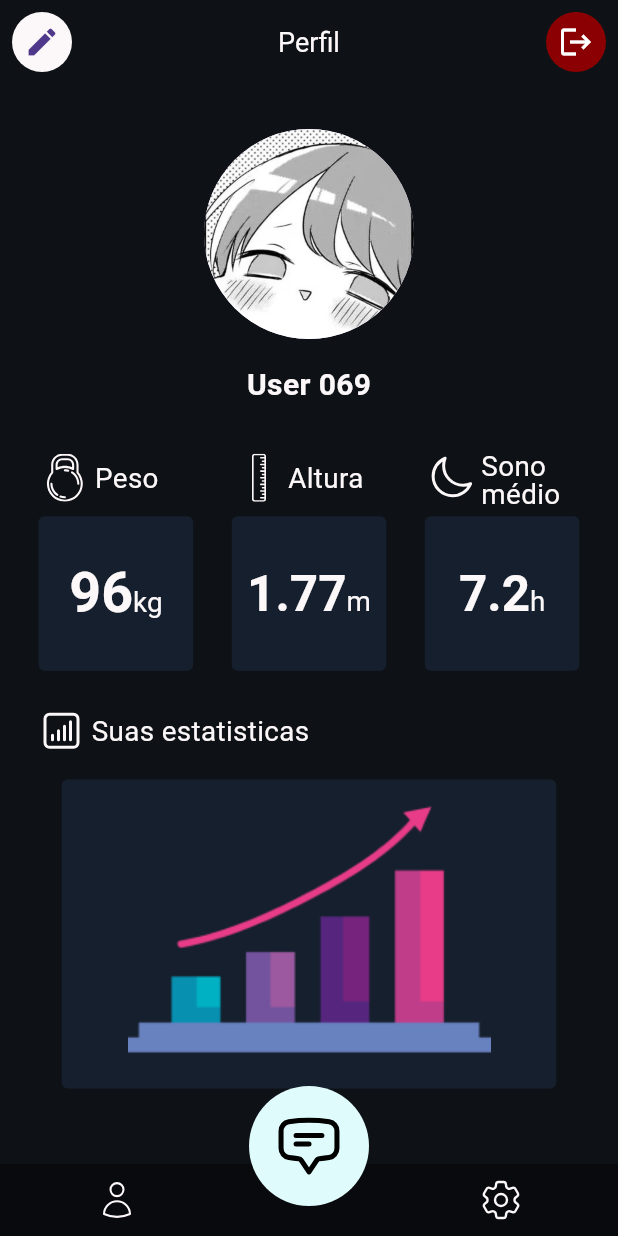
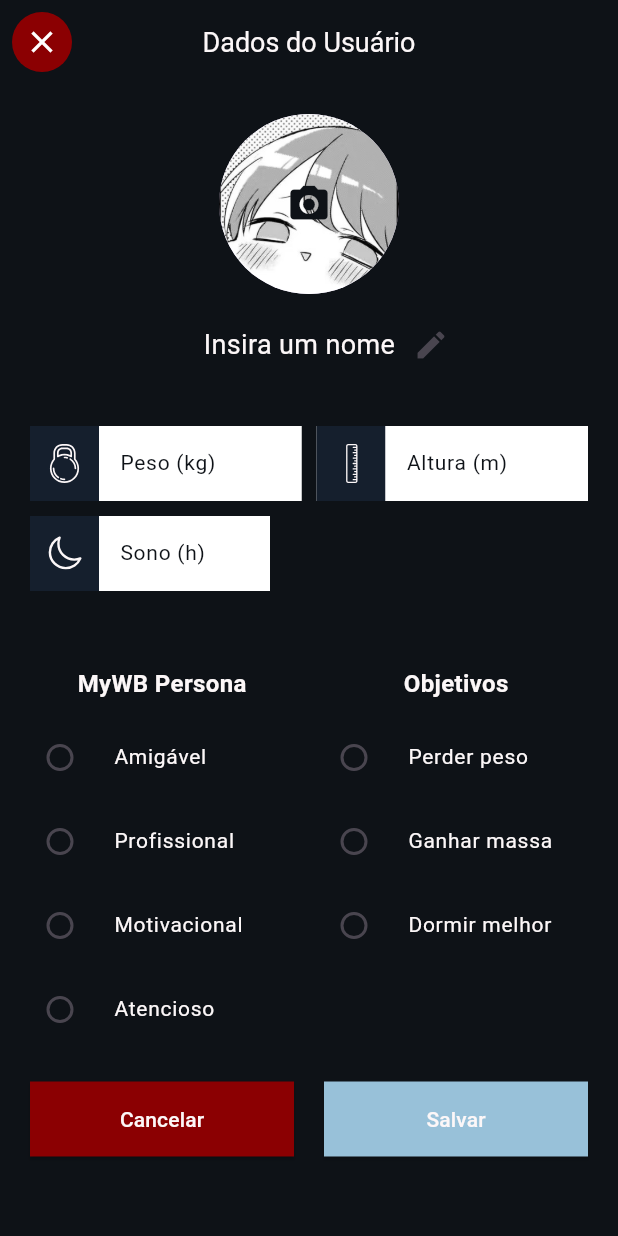
Before and after one commit to lryanborges/MyWB, a Flutter app: the Profile screen opened by its route, after a tap on the "edit" icon, on a phone screen of 412 x 824 dp. Run offline on Flutter 3.47's test engine with Material 3 defaults, Android fonts, the light colour scheme and no system bars; our stand-ins replace firebase_auth, firebase_core, flutter_svg, get; accounts and stored records are empty.

Commit message:
update: add tela de editar perfil e atualizei os nomes dos arquivos

```diff
--- /dev/null
+++ b/lib/controllers/profile_controller.dart
@@ -0,0 +1,14 @@
+import 'package:flutter/material.dart';
+import 'package:get/get.dart';
+
+class ProfileController extends GetxController{
+  final isEditing = false.obs;
+  final selectedPersona = ''.obs;
+  final selectedObjective = ''.obs;
+
+  TextEditingController nameController = TextEditingController();
+
+  void toggleEditing() {
+    isEditing.value = !isEditing.value;
+  }
+}
--- a/lib/main.dart
+++ b/lib/main.dart
@@ -23,7 +23,7 @@ class MyWBApp extends StatelessWidget {
       debugShowCheckedModeBanner: false,
       navigatorKey: Get.key,
       title: 'MyWB',
-      initialRoute: Routes.login,
+      initialRoute: Routes.profile,
       getPages: AppPages().pages,
     );
   }
--- a/lib/pages/chat.dart
+++ b/lib/pages/chat.dart
@@ -1,14 +1,16 @@
 import 'package:flutter/material.dart';
 import 'package:get/get.dart';
 import 'package:my_wb/constants/colors.dart';
-import 'package:my_wb/controllers/chatController.dart';
-import 'package:my_wb/widgets/messageList.dart';
+import 'package:my_wb/controllers/chat_controller.dart';
+import 'package:my_wb/widgets/message_list.dart';
 
 class Chat extends StatelessWidget {
-  final controller = Get.put(ChatController());
+  const Chat({super.key});
 
   @override
   Widget build(BuildContext context) {
+    final controller = Get.put(ChatController());
+
     return Scaffold(
       backgroundColor: tdBG,
       appBar: AppBar(
--- a/lib/pages/init.dart
+++ b/lib/pages/init.dart
@@ -1,6 +1,6 @@
 import 'package:flutter/material.dart';
 import 'package:my_wb/constants/colors.dart';
-import 'package:my_wb/widgets/bottomNavBar.dart';
+import 'package:my_wb/widgets/bottom_navbar.dart';
 
 class Init extends StatelessWidget {
   const Init({super.key});
@@ -20,15 +20,15 @@ class Init extends StatelessWidget {
           crossAxisAlignment: CrossAxisAlignment.center,
           children: [
             const Text('Olá, atleta! Que bom que está aqui!', style: TextStyle(fontSize: 18, color: tdFontColor),),
-            SizedBox(height: 30.0,),
+            const SizedBox(height: 30.0,),
             Image.asset('assets/images/hi-robot.png'),
-            SizedBox(height: 30.0,),
-            Text('Vamos conversar?', style: TextStyle(fontSize: 18, color: tdFontColor),),
-            SizedBox(height: 60.0),
+            const SizedBox(height: 30.0,),
+            const Text('Vamos conversar?', style: TextStyle(fontSize: 18, color: tdFontColor),),
+            const SizedBox(height: 60.0),
           ],
         ),
       ),
-      bottomNavigationBar: BottomNavBar(),
+      bottomNavigationBar: const BottomNavBar(),
     );
   }
 }
--- a/lib/pages/login.dart
+++ b/lib/pages/login.dart
@@ -1,17 +1,17 @@
-
 import 'package:flutter/material.dart';
-import 'package:flutter/widgets.dart';
 import 'package:flutter_svg/flutter_svg.dart';
 import 'package:get/get.dart';
-import 'package:my_wb/controllers/loginController.dart';
+import 'package:my_wb/controllers/login_controller.dart';
 
 import '../constants/colors.dart';
 
 class Login extends StatelessWidget {
-  final controller = Get.put(LoginController());
+  const Login({super.key});
 
   @override
   Widget build(BuildContext context) {
+    final controller = Get.put(LoginController());
+
     return Scaffold(
       backgroundColor: tdBG,
       body: SingleChildScrollView (
@@ -132,7 +132,7 @@ class Login extends StatelessWidget {
                 Center(
                   child: GestureDetector(
                     onTap: () {
-                      Navigator.pushNamed(context, '/register');
+                      Get.toNamed('/register');
                     },
                     child: RichText(
                       text: const TextSpan(
--- a/lib/pages/profile.dart
+++ b/lib/pages/profile.dart
@@ -1,10 +1,12 @@
 import 'package:flutter/material.dart';
-import 'package:flutter/widgets.dart';
 import 'package:flutter_svg/flutter_svg.dart';
+import 'package:get/get.dart';
 import 'package:my_wb/constants/colors.dart';
-import 'package:my_wb/widgets/bottomNavBar.dart';
+import 'package:my_wb/widgets/bottom_navbar.dart';
 
 class Profile extends StatelessWidget {
+  const Profile({super.key});
+
   @override
   Widget build(BuildContext context) {
     final double screenWidth = MediaQuery.of(context).size.width;
@@ -22,7 +24,7 @@ class Profile extends StatelessWidget {
             child: Icon(Icons.edit),
           ),
           onPressed: () {
-            // Colocar alguma coisa depois
+            Get.toNamed('/profile_details');
           },
         ),
         actions: [
@@ -32,13 +34,13 @@ class Profile extends StatelessWidget {
               child: Icon(Icons.logout, color: Colors.white), // Ícone de logout
             ),
             onPressed: () {
-              // Colocar alguma coisa depois
+              // TODO deslogar
             },
           ),
         ],
       ),
       body: SingleChildScrollView(
-        child: Container(
+        child: SizedBox(
           height: screenHeight,
           child: Column(
             children: [
@@ -53,8 +55,8 @@ class Profile extends StatelessWidget {
                 mainAxisAlignment: MainAxisAlignment.spaceEvenly,
                 children: [
                   _buildInfoContainer('Peso', '96kg',screenWidth, 'weight'),
-                  _buildInfoContainer('Altura', '1.77m',screenWidth, 'height'),
-                  _buildInfoContainer('Sono médio', '7.2h',screenWidth, 'average-sleep')
+                  _buildInfoContainer('Altura', '177cm',screenWidth, 'height'),
+                  _buildInfoContainer('Sono', '7.2h',screenWidth, 'average-sleep')
                 ],
               ),
               const SizedBox(height: 24,),
@@ -63,7 +65,7 @@ class Profile extends StatelessWidget {
           ),
         ),
       ),
-      bottomNavigationBar: BottomNavBar(),
+      bottomNavigationBar: const BottomNavBar(),
     );
   }
 
@@ -84,7 +86,7 @@ class Profile extends StatelessWidget {
             mainAxisSize: MainAxisSize.min, // pra manter o row compacto c o conteudo
             children: [
               SvgPicture.asset(
-                'assets/icons/${svgName}.svg',
+                'assets/icons/$svgName.svg',
                 width: 32,
                 height: 32,
                 color: tdWhite,
--- /dev/null
+++ b/lib/pages/profile_details.dart
@@ -0,0 +1,357 @@
+import 'package:flutter/material.dart';
+import 'package:flutter_svg/flutter_svg.dart';
+import 'package:get/get.dart';
+import 'package:my_wb/constants/colors.dart';
+import 'package:my_wb/controllers/profile_controller.dart';
+
+class ProfileDetails extends StatelessWidget {
+  const ProfileDetails({super.key});
+
+  @override
+  Widget build(BuildContext context) {
+    final controller = Get.put(ProfileController());
+
+    return Scaffold(
+      backgroundColor: tdBG,
+      appBar: AppBar(
+        backgroundColor: tdBG,
+        centerTitle: true,
+        title: const Text(
+          'Dados do Usuário',
+          style: TextStyle(
+            color: tdFontColor,
+            fontSize: 18
+          ),
+        ),
+        leading: IconButton(
+          icon: const CircleAvatar(
+            backgroundColor: tdRed,
+            child: Icon(
+              Icons.close,
+              color: Colors.white,
+            ),
+          ),
+          onPressed: () => Get.toNamed('/profile'),
+        ),
+        elevation: 0,
+      ),
+      body: SingleChildScrollView(
+        child: Column(
+          children: [
+            const SizedBox(height: 20,),
+
+            // Foto de Perfil
+            Stack(
+              alignment: Alignment.center,
+              children: [
+                // Imagem de perfil
+                const CircleAvatar(
+                  radius: 60,
+                  backgroundImage: AssetImage('assets/images/pfp_6.jpg'),
+                ),
+                // Botão para mudar imagem de perfil
+                Positioned(
+                  child: IconButton(
+                    icon: const Icon(
+                      Icons.camera_alt,
+                      color: tdBG,
+                      size: 30,
+                    ),
+                    onPressed: () {
+                      // TODO Método para trocar imagem
+                    },
+                  ),
+                ),
+              ],
+            ),
+
+            const SizedBox(height: 10,),
+            // Nome do Usuário
+            Obx(() {
+              return Padding(
+                padding: const EdgeInsets.symmetric(horizontal: 20),
+                child: controller.isEditing.value
+                  ? TextField(
+                    style: const TextStyle(color: tdFontColor),
+                    decoration: InputDecoration(
+                      hintText: 'Insira seu nome',
+                      hintStyle: const TextStyle(color: tdFontColor),
+                      border: OutlineInputBorder(
+                        borderRadius: BorderRadius.circular(10)
+                      )
+                    ),
+                    onSubmitted: (value) {
+                      if(value.isNotEmpty) {
+                        controller.nameController.text = value;
+                        controller.toggleEditing();
+                      }
+                    },
+                  )
+                  : Center(
+                    child: Row(
+                      mainAxisSize: MainAxisSize.min,
+                      children: [
+                        const SizedBox(width: 35,),
+                        Text(
+                          controller.nameController.text.isEmpty ? 'Insira um nome' : controller.nameController.text,
+                          style: const TextStyle(fontSize: 18, color: tdFontColor),
+                        ),
+                        IconButton(
+                          icon: const Icon(Icons.edit),
+                          onPressed: () {
+                            controller.toggleEditing();
+                          },
+                        ),
+                      ],
+                    ),
+                  ),
+              );
+            }),
+            // Informações de Peso, Altura e Sono
+            const SizedBox(height: 30,),
+            Padding(
+              padding: const EdgeInsets.symmetric(horizontal: 20),
+              child: Column(
+                children: [
+                  Row(
+                    children: [
+                      Expanded(
+                        child: textFieldWithIcon(
+                          icon: Icons.monitor_weight,
+                          hintText: 'Peso (kg)',
+                          svgName: 'weight'
+                        ),
+                      ),
+                      const SizedBox(width: 10,),
+                      Expanded(
+                        child: textFieldWithIcon(
+                          icon: Icons.height,
+                          hintText: 'Altura (m)',
+                          svgName: 'height'
+                        ),
+                      ),
+                    ],
+                  ),
+                  const SizedBox(height: 10,),
+                  Align(
+                    alignment: Alignment.centerLeft,
+                    child: textFieldWithIcon(
+                      icon: Icons.bedtime,
+                      hintText: 'Sono (h)',
+                      svgName: 'average-sleep'
+                    ),
+                  ),
+                ],
+              ),
+            ),
+            const SizedBox(height: 50,),
+            // Lista de opções
+            Padding(
+              padding: const EdgeInsets.symmetric(horizontal: 20),
+              child: Row(
+                crossAxisAlignment: CrossAxisAlignment.start,
+                children: [
+                  Expanded(
+                    child: Column(
+                      crossAxisAlignment: CrossAxisAlignment.center,
+                      children: [
+                        const Text(
+                          'MyWB Persona',
+                          style: TextStyle(
+                            fontSize: 16,
+                            color: tdFontColor,
+                            fontWeight: FontWeight.bold
+                          ),
+                        ),
+                        const SizedBox(height: 10,),
+                        Obx(() {
+                          return Column(
+                            children: [
+                              buildRadioList(
+                                title: 'Amigável',
+                                value: 'amigavel',
+                                groupValue: controller.selectedPersona.value,
+                                onChanged: (value) => controller.selectedPersona.value = value!,
+                              ),
+                              buildRadioList(
+                                title: 'Profissional',
+                                value: 'profissional',
+                                groupValue: controller.selectedPersona.value,
+                                onChanged: (value) => controller.selectedPersona.value = value!,
+                              ),
+                              buildRadioList(
+                                title: 'Motivacional',
+                                value: 'motivacional',
+                                groupValue: controller.selectedPersona.value,
+                                onChanged: (value) => controller.selectedPersona.value = value!,
+                              ),
+                              buildRadioList(
+                                title: 'Atencioso',
+                                value: 'atencioso',
+                                groupValue: controller.selectedPersona.value,
+                                onChanged: (value) => controller.selectedPersona.value = value!,
+                              ),
+                            ],
+                          );
+                        }),
+                      ],
+                    ),
+                  ),
+                  const SizedBox(width: 20,),
+                  Expanded(
+                    child: Column(
+                      crossAxisAlignment: CrossAxisAlignment.center,
+                      children: [
+                        const Text(
+                          'Objetivos',
+                          style: TextStyle(
+                            fontSize: 16,
+                            color: tdFontColor,
+                            fontWeight: FontWeight.bold
+                          ),
+                        ),
+                        const SizedBox(height: 10,),
+                        Obx(() {
+                          return Column(
+                            children: [
+                              buildRadioList(
+                                title: 'Perder peso',
+                                value: 'perder_peso',
+                                groupValue: controller.selectedObjective.value,
+                                onChanged: (value) => controller.selectedObjective.value = value!,
+                              ),
+                              buildRadioList(
+                                title: 'Ganhar massa',
+                                value: 'ganhar_massa',
+                                groupValue: controller.selectedObjective.value,
+                                onChanged: (value) => controller.selectedObjective.value = value!,
+                              ),
+                              buildRadioList(
+                                title: 'Dormir melhor',
+                                value: 'dormir_melhor',
+                                groupValue: controller.selectedObjective.value,
+                                onChanged: (value) => controller.selectedObjective.value = value!,
+                              ),
+                            ],
+                          );
+                        }),
+                      ],
+                    ),
+                  ),
+                ],
+              ),
+            ),
+            const SizedBox(height: 20,),
+            // Botões Cancelar e Salvar
+            Padding(
+              padding: const EdgeInsets.symmetric(horizontal: 20),
+              child: Row(
+                mainAxisAlignment: MainAxisAlignment.spaceEvenly,
+                children: [
+                  Expanded(
+                    child: ElevatedButton(
+                      style: ElevatedButton.styleFrom(
+                        backgroundColor: tdRed,
+                        padding: const EdgeInsets.symmetric(vertical: 15),
+                        shape: RoundedRectangleBorder(
+                          borderRadius: BorderRadius.circular(0)
+                        ),
+                      ),
+                      onPressed: () {
+                        // TODO ação para o botão de cancelar
+                      },
+                      child: const Text(
+                        'Cancelar',
+                        style: TextStyle(color: tdFontColor),
+                      ),
+                    ),
+                  ),
+                  const SizedBox(width: 20,),
+                  Expanded(
+                    child: ElevatedButton(
+                      style: ElevatedButton.styleFrom(
+                        backgroundColor: tdButton,
+                        padding: const EdgeInsets.symmetric(vertical: 15),
+                        shape: RoundedRectangleBorder(
+                          borderRadius: BorderRadius.circular(0)
+                        ),
+                      ),
+                      onPressed: () {
+                        // TODO ação para o botão de salvar
+                      },
+                      child: const Text(
+                        'Salvar',
+                        style: TextStyle(color: tdFontColor),
+                      ),
+                    ),
+                  ),
+                ],
+              ),
+            ),
+          ],
+        ),
+      ),
+    );
+  }
+
+  Widget textFieldWithIcon({
+    required IconData icon,
+    required String hintText,
+    required String svgName
+  }){
+    return SizedBox(
+      width: 160,
+      height: 50,
+      child: Container(
+        color: Colors.white,
+        child: Row(
+          children: [
+            Container(
+              height: 50,
+              color: tdContainer,
+              padding: const EdgeInsets.all(10),
+              child: SvgPicture.asset(
+                'assets/icons/$svgName.svg',
+                width: 26,
+                height: 26,
+                color: tdWhite,
+              ),
+            ),
+            Expanded(
+              child: TextField(
+                style: const TextStyle(fontSize: 14),
+                decoration: InputDecoration(
+                  hintText: hintText,
+                  hintStyle: const TextStyle(color: tdBG),
+                  border: InputBorder.none,
+                  contentPadding: const EdgeInsets.symmetric(horizontal: 10, vertical: 15),
+                  filled: true,
+                  fillColor: Colors.white,
+                ),
+              ),
+            ),
+          ],
+        ),
+      ),
+    );
+  }
+
+  Widget buildRadioList({
+    required String title,
+    required String value,
+    required String groupValue,
+    required ValueChanged<String?> onChanged
+  }){
+    return RadioListTile<String>(
+      title: Text(
+        title,
+        style: const TextStyle(fontSize: 14, color: tdFontColor),
+      ),
+      value: value,
+      groupValue: groupValue,
+      onChanged: onChanged,
+      activeColor: Colors.blue[300],
+      contentPadding: const EdgeInsets.symmetric(horizontal: 0),
+    );
+  }
+}
--- a/lib/pages/register.dart
+++ b/lib/pages/register.dart
@@ -1,17 +1,17 @@
-
-import 'package:flutter/cupertino.dart';
 import 'package:flutter/material.dart';
 import 'package:flutter_svg/svg.dart';
 import 'package:get/get.dart';
-import 'package:my_wb/controllers/registerController.dart';
+import 'package:my_wb/controllers/register_controller.dart';
 
 import '../constants/colors.dart';
 
 class Register extends StatelessWidget {
-  final controller = Get.put(RegisterController());
+  const Register({super.key});
 
   @override
   Widget build(BuildContext context) {
+    final controller = Get.put(RegisterController());
+
     return Scaffold(
       backgroundColor: tdBG,
       body: SingleChildScrollView (
--- a/lib/routes/app_pages.dart
+++ b/lib/routes/app_pages.dart
@@ -3,15 +3,17 @@ import 'package:my_wb/pages/chat.dart';
 import 'package:my_wb/pages/init.dart';
 import 'package:my_wb/pages/login.dart';
 import 'package:my_wb/pages/profile.dart';
+import 'package:my_wb/pages/profile_details.dart';
 import 'package:my_wb/pages/register.dart';
 part './app_routes.dart';
 
 class AppPages {
   final List<GetPage> pages = [
-    GetPage(name: Routes.home, page: () => Init()),
-    GetPage(name: Routes.login, page: () => Login()),
-    GetPage(name: Routes.register, page: () => Register()),
-    GetPage(name: Routes.chat, page: () => Chat()),
-    GetPage(name: Routes.profile, page: () => Profile())
+    GetPage(name: Routes.home, page: () => const Init()),
+    GetPage(name: Routes.login, page: () => const Login()),
+    GetPage(name: Routes.register, page: () => const Register()),
+    GetPage(name: Routes.chat, page: () => const Chat()),
+    GetPage(name: Routes.profile, page: () => const Profile()),
+    GetPage(name: Routes.profileDetails, page: () => const ProfileDetails())
   ];
 }
--- a/lib/routes/app_routes.dart
+++ b/lib/routes/app_routes.dart
@@ -6,4 +6,5 @@ abstract class Routes {
   static const register = '/register';
   static const chat = '/chat';
   static const profile = '/profile';
+  static const profileDetails = '/profile_details';
 }
--- a/lib/widgets/bottomNavBar.dart
+++ b/lib/widgets/bottom_navbar.dart
@@ -2,13 +2,15 @@ import 'package:flutter/material.dart';
 import 'package:flutter_svg/flutter_svg.dart';
 import 'package:get/get.dart';
 import 'package:my_wb/constants/colors.dart';
-import 'package:my_wb/controllers/myNavController.dart';
+import 'package:my_wb/controllers/mynav_controller.dart';
 
 class BottomNavBar extends StatelessWidget {
-  final controller = Get.put(MyNavController());
+  const BottomNavBar({super.key});
 
   @override
   Widget build(BuildContext context) {
+    final controller = Get.put(MyNavController());
+
     return Stack(
       clipBehavior: Clip.none,
       children: [
@@ -31,7 +33,7 @@ class BottomNavBar extends StatelessWidget {
                     ),
                     onPressed: () {
                       controller.onTap(0);
-                      Navigator.pushNamed(context, '/profile');
+                      Get.toNamed('/profile');
                     },
                   ),
                 ),
@@ -76,7 +78,7 @@ class BottomNavBar extends StatelessWidget {
               ),
               onPressed: () {
                 controller.onTap(1);
-                Navigator.pushNamed(context, '/chat');
+                Get.toNamed('/chat');
               },
             ),
           ),
--- a/lib/widgets/messageList.dart
+++ b/lib/widgets/message_list.dart
@@ -1,7 +1,7 @@
 import 'package:flutter/material.dart';
 import 'package:get/get.dart';
 import 'package:my_wb/constants/colors.dart';
-import 'package:my_wb/controllers/chatController.dart';
+import 'package:my_wb/controllers/chat_controller.dart';
 
 class MessageList extends StatelessWidget {
   final ChatController controller;
```
Also changed, not shown: lib/controllers/chat_controller.dart (renamed from lib/controllers/chatController.dart), lib/controllers/login_controller.dart (renamed from lib/controllers/loginController.dart), lib/controllers/mynav_controller.dart (renamed from lib/controllers/myNavController.dart), lib/controllers/register_controller.dart (renamed from lib/controllers/registerController.dart).
